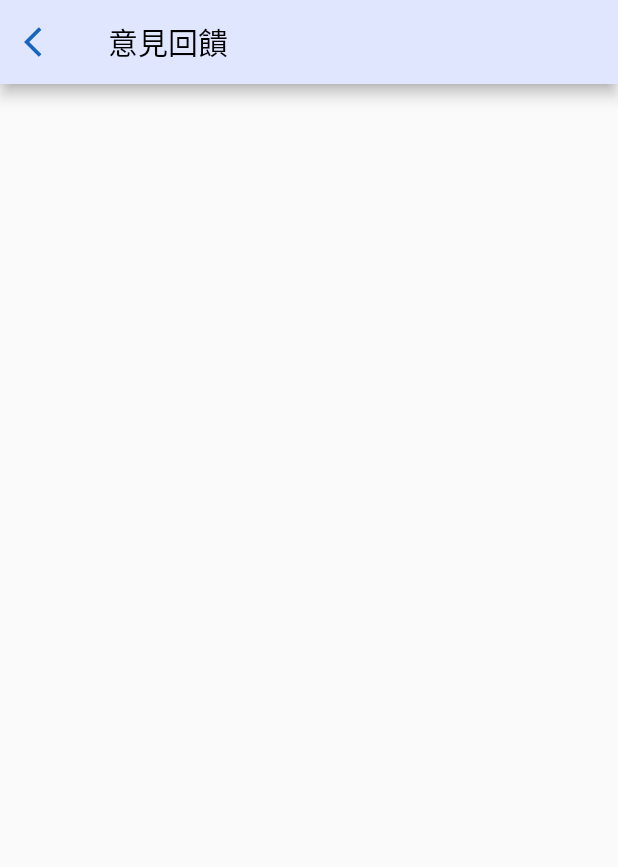
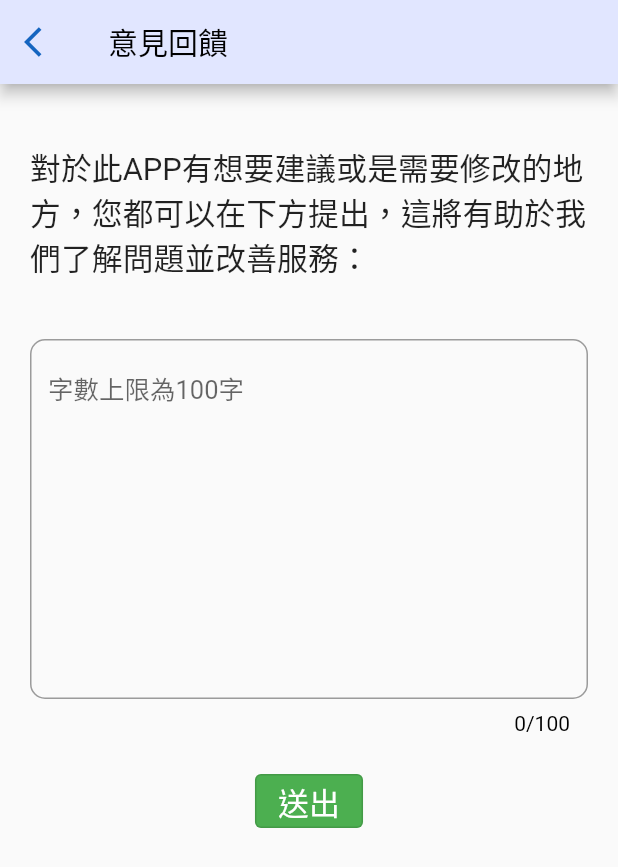
Before and after one commit to JamesLiu26/risk, a Flutter app: the FeedBack screen opened directly, on a phone screen of 412 x 824 dp. Shown: the top 867 px of the screen. Run offline on Flutter 3.47's test engine with Material 2 defaults, Android fonts, the phone set to English and light mode, and no system bars; our stand-ins replace charts_flutter; missing offline and left inert: tflite_flutter.

Commit message:
2021/09/21 新增意見回饋 & modify some codes

```diff
--- a/lib/Menu/Setting/feedback.dart
+++ b/lib/Menu/Setting/feedback.dart
@@ -1,11 +1,35 @@
 import 'package:flutter/material.dart';
-import 'package:risk/appBar.dart';
+import '/appBar.dart';
 
-class FeedBack extends StatelessWidget {
-  const FeedBack({Key? key}) : super(key: key);
+class FeedBack extends StatefulWidget {
+  @override
+  _FeedBackState createState() => _FeedBackState();
+}
 
+class _FeedBackState extends State<FeedBack> {
+  String? error;
+  TextField feedbackField(TextEditingController controller) {
+    return TextField(
+      controller: controller,
+      maxLines: 10,
+      maxLength: 100,
+      decoration: InputDecoration(
+          border: OutlineInputBorder(borderRadius: BorderRadius.circular(10)),
+          hintText: "字數上限為100字",
+          errorText: error,
+          counterStyle: TextStyle(color: Colors.black, fontSize: 14)),
+    );
+  }
+
+  Text headerText(double size) {
+    return Text("對於此APP有想要建議或是需要修改的地方，您都可以在下方提出，這將有助於我們了解問題並改善服務：",
+        style: TextStyle(fontSize: size));
+  }
+
+  final fbText = TextEditingController();
   @override
   Widget build(BuildContext context) {
+    Size size = MediaQuery.of(context).size;
     return Scaffold(
         appBar: appBar(
             "意見回饋",
@@ -14,6 +38,42 @@ class FeedBack extends StatelessWidget {
                   Navigator.pop(context);
                 },
                 icon: Icon(Icons.arrow_back_ios, color: Colors.blue[800]))),
-        body: Column());
+        body: SingleChildScrollView(
+            child: Column(
+                crossAxisAlignment: CrossAxisAlignment.center,
+                children: [
+              SizedBox(height: 20),
+              Padding(
+                padding: const EdgeInsets.all(20.0),
+                child: headerText(size.width * 0.05),
+              ),
+              Padding(
+                  padding: EdgeInsets.all(20.0), child: feedbackField(fbText)),
+              OutlinedButton(
+                  style: ButtonStyle(
+                      backgroundColor:
+                          MaterialStateProperty.all<Color>(Colors.green)),
+                  onPressed: () {
+                    setState(() {
+                      FocusScopeNode focus = FocusScope.of(context);
+                      // 把TextField的focus移掉
+                      if (!focus.hasPrimaryFocus) {
+                        focus.unfocus();
+                      }
+                      error = null;
+                      if (fbText.text != "" && fbText.text.trim() != "") {
+                        ScaffoldMessenger.of(context).showSnackBar(SnackBar(
+                          duration: Duration(seconds: 2),
+                          content: Text("已成功送出！"),
+                        ));
+                      } else {
+                        error = "不可為空白！";
+                      }
+                    });
+                  },
+                  child: Text("送出",
+                      style: TextStyle(
+                          color: Colors.white, fontSize: size.width * 0.05)))
+            ])));
   }
 }
--- a/lib/Menu/person_data.dart
+++ b/lib/Menu/person_data.dart
@@ -50,8 +50,6 @@ class _PersonDataState extends State<PersonData> {
             ),
             textLayout("姓名", "XXX"),
             textLayout("性別", "男"),
-            textLayout("血型", "X型"),
-            textLayout("生日", "2000-07-28"),
             textLayout("行動電話", "0998765432"),
             Divider(
               color: Colors.grey,
--- a/lib/personal_questionnaire.dart
+++ b/lib/personal_questionnaire.dart
@@ -365,7 +365,7 @@ class _PerQuestState extends State<PerQuest> {
                       OutlinedButton(
                           style: ButtonStyle(
                               backgroundColor: MaterialStateProperty.all<Color>(
-                                  Colors.white)),
+                                  Colors.green)),
                           onPressed: () {
                             FocusScopeNode focus = FocusScope.of(context);
                             // 把TextField的focus移掉
@@ -401,7 +401,7 @@ class _PerQuestState extends State<PerQuest> {
                           child: SizedBox(
                               width: MediaQuery.of(context).size.width * 0.2,
                               child: Center(
-                                  child: textStyle("儲存", Colors.green)))),
+                                  child: textStyle("儲存", Colors.white)))),
                     ])))));
   }
 }
```
Also changed, not shown: lib/login.dart (+4 -9 lines), lib/signup.dart (+9 -5 lines).
